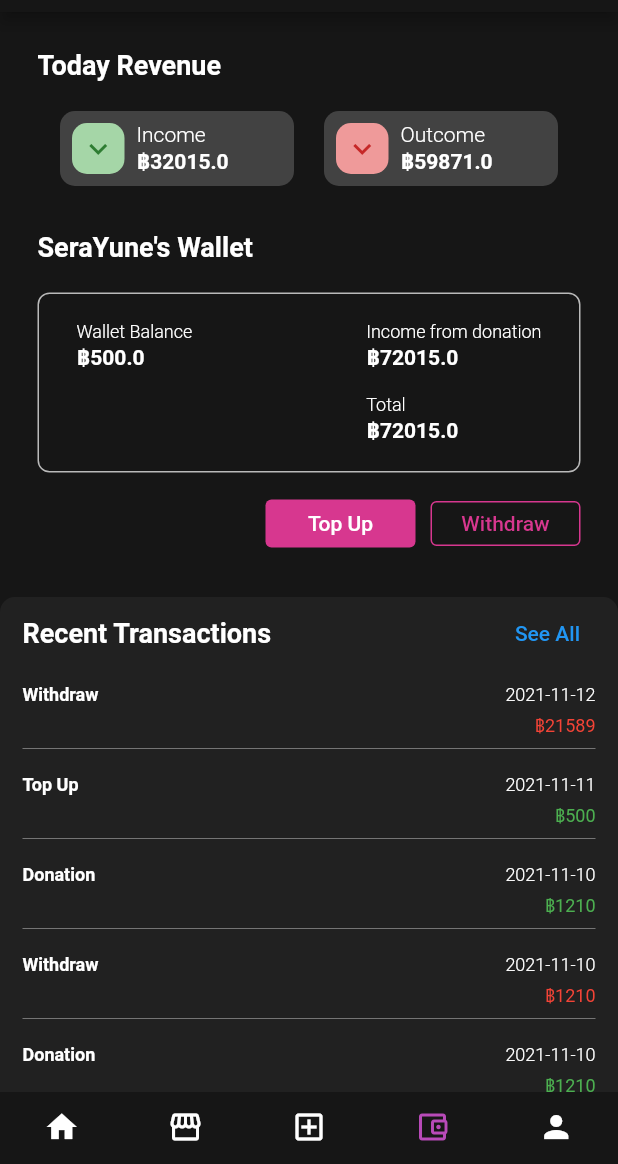
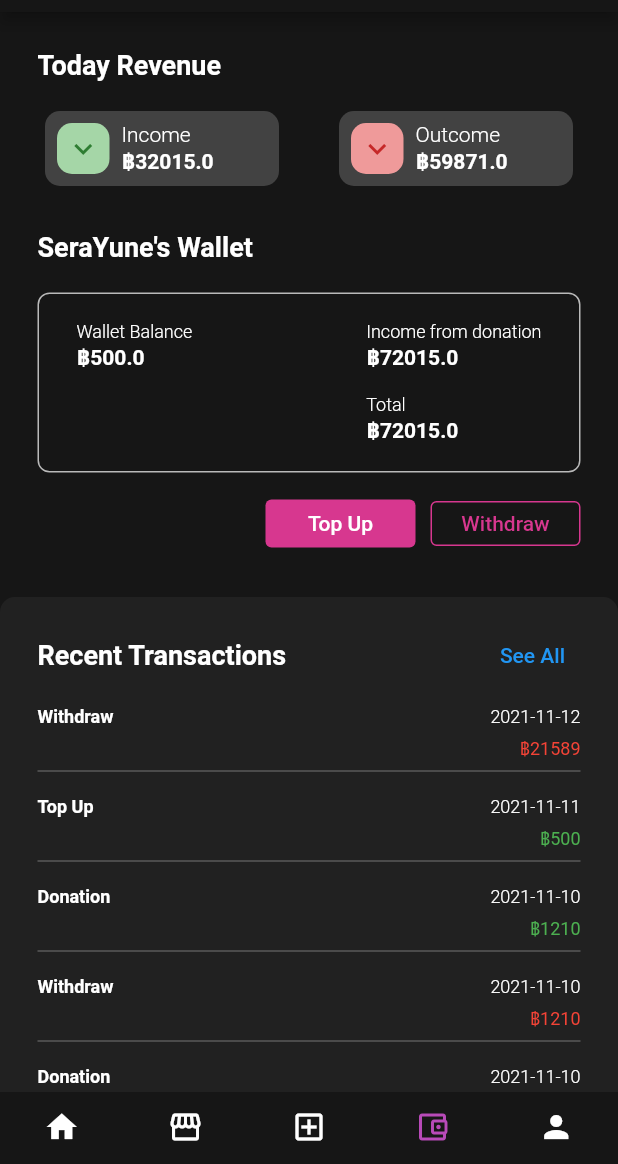
Before and after one commit to boraprae/Palette-Artz, a Flutter app: the screen it shows after launch, item 4 of the bottom bar chosen, on a phone screen of 412 x 824 dp, the part 72-1236 px from its top. Run offline on Flutter 3.47's test engine with Material 2 defaults, Android fonts, the phone set to English and light mode, and no system bars.

Commit message:
adjust transaction padding

```diff
--- a/PaletteArtz/lib/walletPage/walletPage.dart
+++ b/PaletteArtz/lib/walletPage/walletPage.dart
@@ -121,7 +121,7 @@ class _WalletPageState extends State<WalletPage> {
                   Padding(
                     padding: EdgeInsets.symmetric(vertical: 20),
                     child: Row(
-                      mainAxisAlignment: MainAxisAlignment.center,
+                      mainAxisAlignment: MainAxisAlignment.spaceAround,
                       children: [
                         Container(
                           width: size.width / 2 - 50,
@@ -379,7 +379,7 @@ class _WalletPageState extends State<WalletPage> {
                     topRight: Radius.circular(10)),
               ),
               child: Padding(
-                padding: const EdgeInsets.symmetric(horizontal: 15),
+                padding: const EdgeInsets.symmetric(horizontal: 25, vertical: 15),
                 child: Column(
                   children: [
                     Row(
```
Also changed, not shown: PaletteArtz/lib/transactionHistory/transactionHistory.dart (added).
